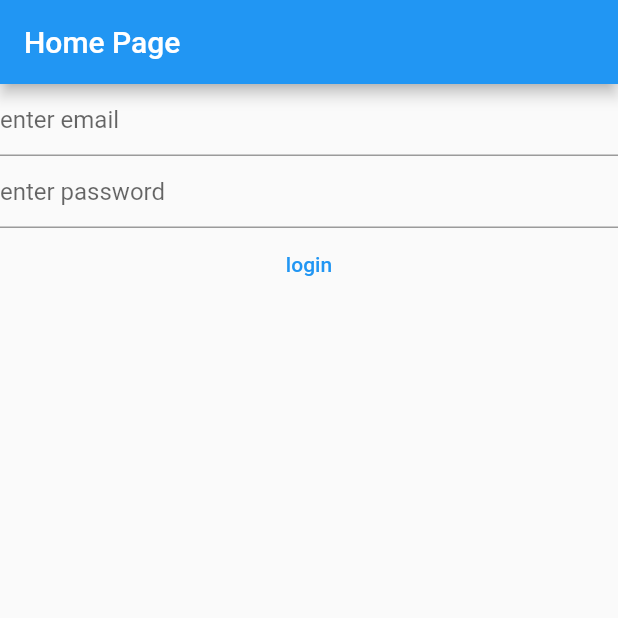
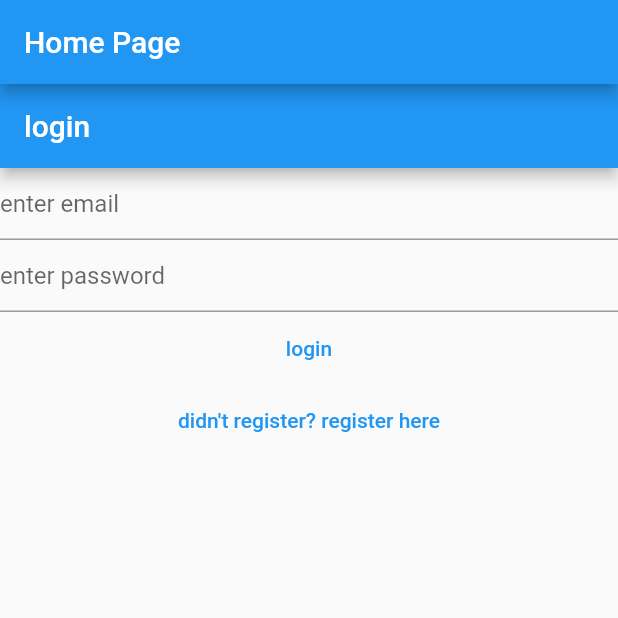
Before and after one commit to sumitjr3/flutterbasics, a Flutter app: the screen it shows after launch, on a phone screen of 412 x 824 dp, the top half of it. Run offline on Flutter 3.47's test engine with Material 2 defaults, Android fonts, the phone set to English and light mode, and no system bars; our stand-ins replace firebase_auth, firebase_core; missing offline and left inert: dart:ffi; accounts and stored records are empty.

Commit message:
introduced routes to the code

```diff
--- a/lib/main.dart
+++ b/lib/main.dart
@@ -4,6 +4,8 @@ import 'package:firebase_core/firebase_core.dart';
 import 'package:flutter/material.dart';
 import 'package:firebase_auth/firebase_auth.dart';
 import 'package:flutterbasics/views/login_view.dart';
+import 'package:flutterbasics/views/register_view.dart';
+import 'package:flutterbasics/views/verify_email_view.dart';
 import 'firebase_options.dart';
 
 void main() async {
@@ -17,6 +19,10 @@ void main() async {
       primarySwatch: Colors.blue,
     ),
     home: const HomePage(),
+    routes: {
+      '/login/': (context) => const LoginView(),
+      '/register/': (context) => const RegisterView(),
+    },
   ));
 }
 
@@ -36,13 +42,17 @@ class HomePage extends StatelessWidget {
         builder: (context, snapshot) {
           switch (snapshot.connectionState) {
             case ConnectionState.done:
-              // final user = FirebaseAuth.instance.currentUser;
-              // if (user?.emailVerified ?? false) {
-              //   return const Text('done');
-              // } else {
-              //   return const VerifyEmail();
-              // }
-              return const LoginView();
+              final user = FirebaseAuth.instance.currentUser;
+              if (user != null) {
+                if (user.emailVerified) {
+                  print('email is verified');
+                } else {
+                  return const VerifyEmail();
+                }
+              } else {
+                return const LoginView();
+              }
+              return const Text('done');
             default:
               return const Text('loading...');
           }
@@ -51,27 +61,3 @@ class HomePage extends StatelessWidget {
     );
   }
 }
-
-class VerifyEmail extends StatefulWidget {
-  const VerifyEmail({super.key});
-
-  @override
-  State<VerifyEmail> createState() => _VerifyEmailState();
-}
-
-class _VerifyEmailState extends State<VerifyEmail> {
-  @override
-  Widget build(BuildContext context) {
-    return Column(
-      children: [
-        const Text('please enter your email: '),
-        TextButton(
-            onPressed: () async {
-              final user = FirebaseAuth.instance.currentUser;
-              await user?.sendEmailVerification();
-            },
-            child: const Text('send email verification'))
-      ],
-    );
-  }
-}
--- a/lib/views/login_view.dart
+++ b/lib/views/login_view.dart
@@ -27,7 +27,11 @@ class _login_viewState extends State<LoginView> {
 
   @override
   Widget build(BuildContext context) {
-    return Column(
+    return Scaffold(
+      appBar: AppBar(
+        title: const Text('login'),
+      ),
+      body: Column(
         children: [
           TextField(
             controller: _email,
@@ -50,14 +54,22 @@ class _login_viewState extends State<LoginView> {
 
               try {
                 final userCredential = FirebaseAuth.instance
-                  .signInWithEmailAndPassword(email: email, password: password);
+                    .signInWithEmailAndPassword(
+                        email: email, password: password);
               } on FirebaseAuthException catch (e) {
                 print(e.code);
               }
             },
             child: const Text('login'),
           ),
+          TextButton(
+              onPressed: () {
+                Navigator.of(context)
+                    .pushNamedAndRemoveUntil('/register/', (route) => false);
+              },
+              child: const Text("didn't register? register here")),
         ],
+      ),
     );
   }
 }
--- a/lib/views/register_view.dart
+++ b/lib/views/register_view.dart
@@ -27,7 +27,11 @@ class _RegisterViewState extends State<RegisterView> {
 
   @override
   Widget build(BuildContext context) {
-    return Column(
+    return Scaffold(
+      appBar: AppBar(
+        title: const Text('register'),
+      ),
+      body: Column(
         children: [
           TextField(
             controller: _email,
@@ -54,7 +58,14 @@ class _RegisterViewState extends State<RegisterView> {
             },
             child: const Text('Register'),
           ),
+          TextButton(
+              onPressed: () {
+                Navigator.of(context)
+                    .pushNamedAndRemoveUntil('/login/', (route) => false);
+              },
+              child: const Text('Already registered? login here.')),
         ],
+      ),
     );
   }
 }
```
Also changed, not shown: lib/views/verify_email_view.dart (added, +29 -0 lines). Lines whose indentation alone changed are shown as unchanged.
